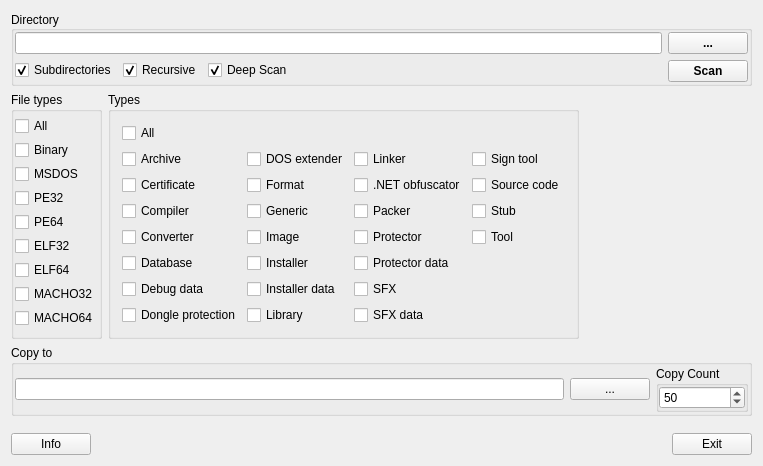
Above: gui_source/guimainwindow.ui from horsicq/NFD-sort before the change. Below: the same form after it.
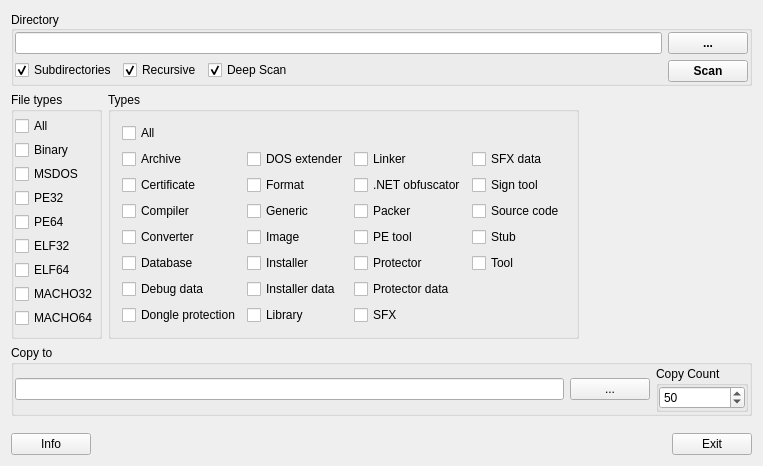
That is the form after the change.

The edit to the form file:
```diff
--- a/gui_source/guimainwindow.ui
+++ b/gui_source/guimainwindow.ui
@@ -344,62 +344,69 @@
            </property>
           </widget>
          </item>
-         <item row="6" column="2">
-          <widget class="QCheckBox" name="checkBoxProtector">
-           <property name="text">
-            <string>Protector</string>
-           </property>
-          </widget>
-         </item>
-         <item row="7" column="2">
-          <widget class="QCheckBox" name="checkBoxProtectorData">
-           <property name="text">
-            <string>Protector data</string>
-           </property>
-          </widget>
-         </item>
-         <item row="8" column="2">
-          <widget class="QCheckBox" name="checkBoxSFX">
-           <property name="text">
-            <string>SFX</string>
-           </property>
-          </widget>
-         </item>
-         <item row="14" column="2">
-          <widget class="QCheckBox" name="checkBoxSFXData">
-           <property name="text">
-            <string>SFX data</string>
-           </property>
-          </widget>
-         </item>
-         <item row="2" column="3">
-          <widget class="QCheckBox" name="checkBoxSignTool">
-           <property name="text">
-            <string>Sign tool</string>
-           </property>
-          </widget>
-         </item>
-         <item row="3" column="3">
-          <widget class="QCheckBox" name="checkBoxSourceCode">
-           <property name="text">
-            <string>Source code</string>
-           </property>
-          </widget>
-         </item>
-         <item row="5" column="3">
+         <item row="6" column="3">
           <widget class="QCheckBox" name="checkBoxStub">
            <property name="text">
             <string>Stub</string>
            </property>
           </widget>
          </item>
-         <item row="6" column="3">
+         <item row="7" column="3">
           <widget class="QCheckBox" name="checkBoxTool">
            <property name="text">
             <string>Tool</string>
            </property>
           </widget>
          </item>
+         <item row="5" column="3">
+          <widget class="QCheckBox" name="checkBoxSourceCode">
+           <property name="text">
+            <string>Source code</string>
+           </property>
+          </widget>
+         </item>
+         <item row="3" column="3">
+          <widget class="QCheckBox" name="checkBoxSignTool">
+           <property name="text">
+            <string>Sign tool</string>
+           </property>
+          </widget>
+         </item>
+         <item row="2" column="3">
+          <widget class="QCheckBox" name="checkBoxSFXData">
+           <property name="text">
+            <string>SFX data</string>
+           </property>
+          </widget>
+         </item>
+         <item row="14" column="2">
+          <widget class="QCheckBox" name="checkBoxSFX">
+           <property name="text">
+            <string>SFX</string>
+           </property>
+          </widget>
+         </item>
+         <item row="8" column="2">
+          <widget class="QCheckBox" name="checkBoxProtectorData">
+           <property name="text">
+            <string>Protector data</string>
+           </property>
+          </widget>
+         </item>
+         <item row="7" column="2">
+          <widget class="QCheckBox" name="checkBoxProtector">
+           <property name="text">
+            <string>Protector</string>
+           </property>
+          </widget>
+         </item>
+         <item row="6" column="2">
+          <widget class="QCheckBox" name="checkBoxPETool">
+           <property name="text">
+            <string>PE tool</string>
+           </property>
+          </widget>
+         </item>
         </layout>
        </widget>
       </item>
```
